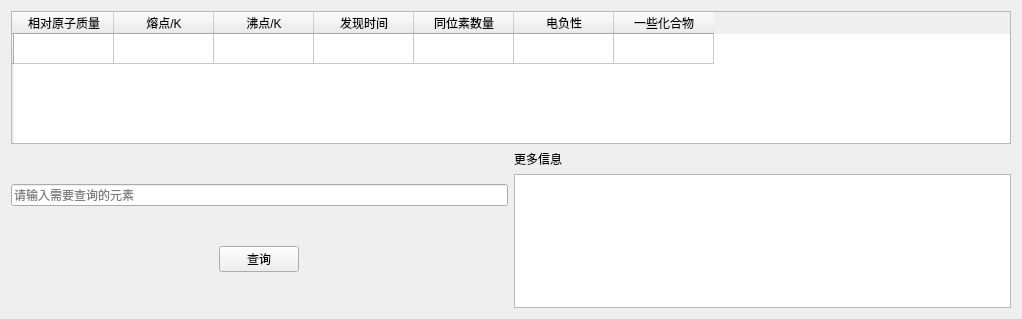
First picture: the form in searchelement.ui, repository drdrdrdrdrdrdrdr/element-search-tool, before the edit.
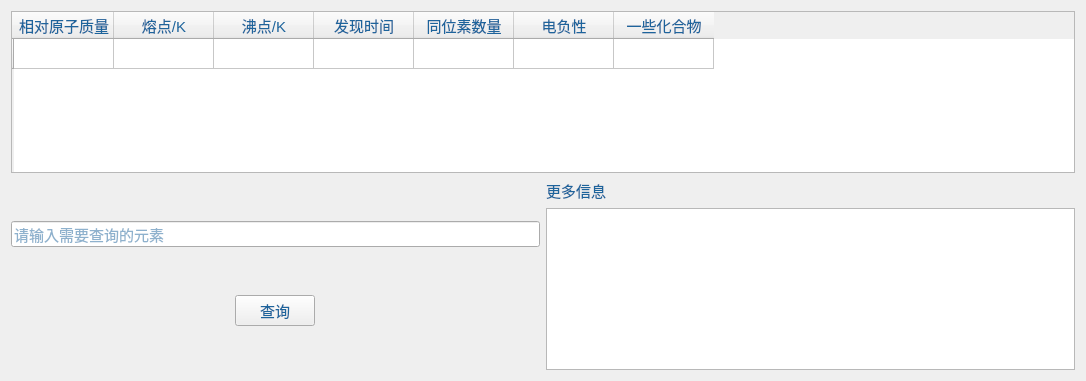
Second picture: the form after the edit.

Patch:
```diff
--- a/searchelement.ui
+++ b/searchelement.ui
@@ -6,13 +6,20 @@
    <rect>
     <x>0</x>
     <y>0</y>
-    <width>1022</width>
-    <height>319</height>
+    <width>1086</width>
+    <height>381</height>
    </rect>
   </property>
   <property name="windowTitle">
    <string>元素查询</string>
   </property>
+  <property name="styleSheet">
+   <string notr="true">*{	
+	font-family:微软雅黑;
+	font-size:15px;
+	color: #1d649c;
+}</string>
+  </property>
   <layout class="QVBoxLayout" name="verticalLayout_3">
    <item>
     <widget class="QTableWidget" name="table">
@@ -100,6 +107,12 @@
              <verstretch>0</verstretch>
             </sizepolicy>
            </property>
+           <property name="styleSheet">
+            <string notr="true">QPushButton:hover{
+	border:1px solid #1d649c;
+	font-size:17px;
+}</string>
+           </property>
            <property name="text">
             <string>查询</string>
            </property>
@@ -119,7 +132,11 @@
         </widget>
        </item>
        <item>
-        <widget class="QTextBrowser" name="textBrowser"/>
+        <widget class="QTextBrowser" name="textBrowser">
+         <property name="styleSheet">
+          <string notr="true"/>
+         </property>
+        </widget>
        </item>
       </layout>
      </item>
```
